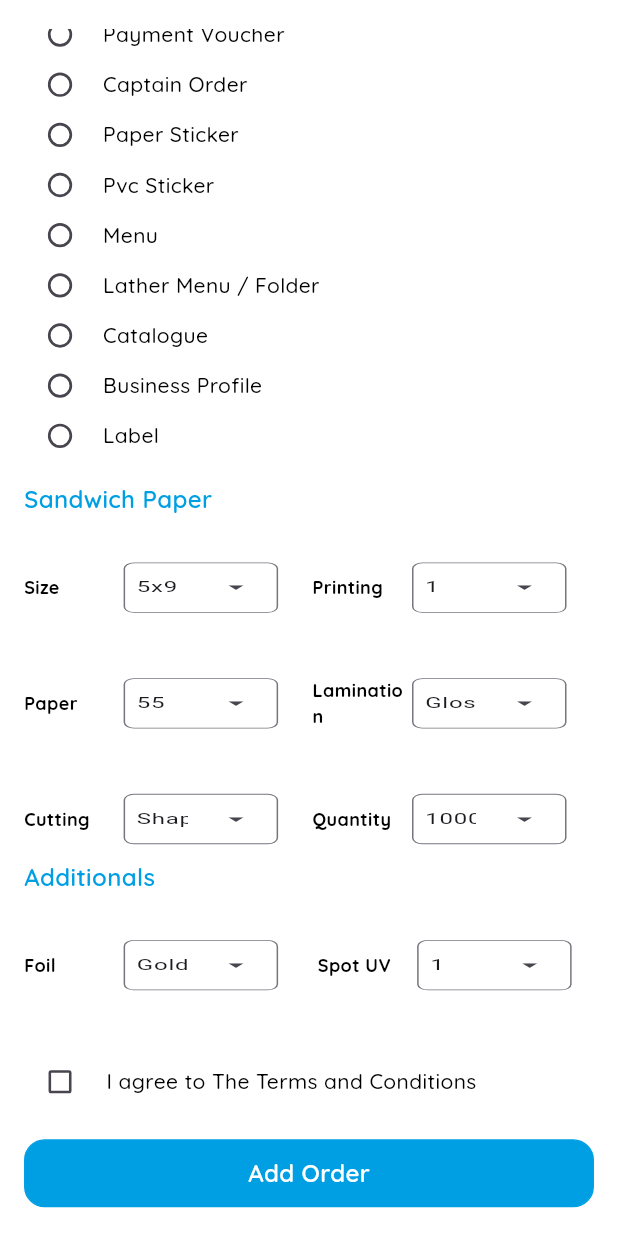
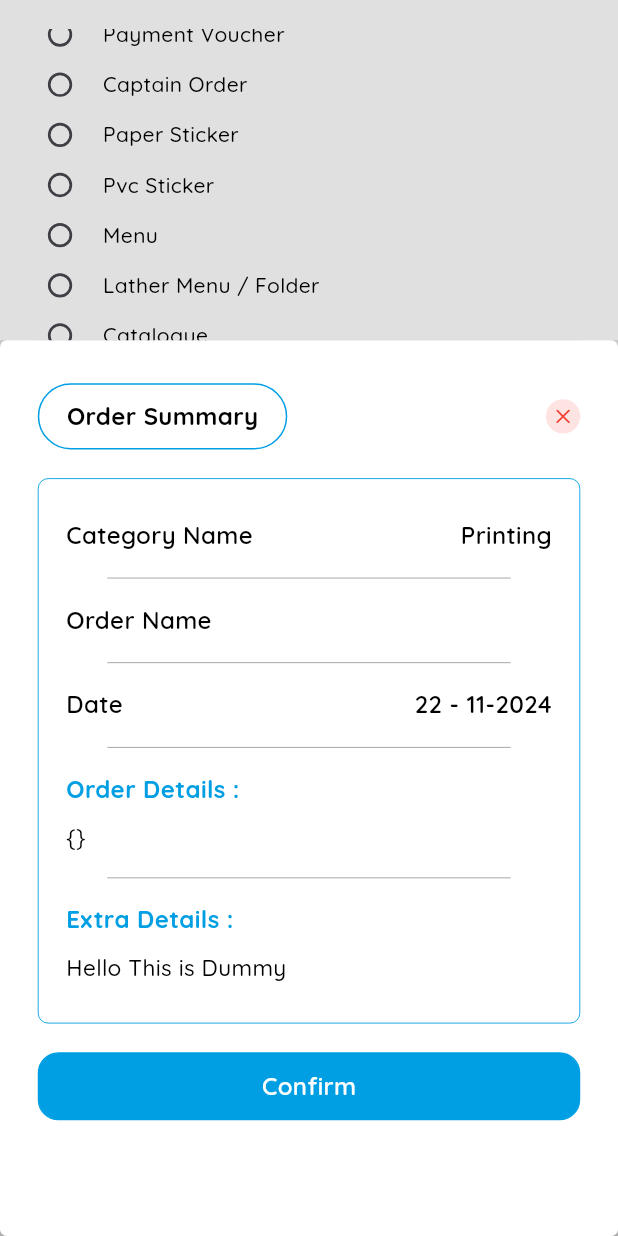
Before and after one commit to MuAshraf811/Supplier, a Flutter app: the DetailedCategoryItemView screen opened directly with empty values, scrolled down 517 dp, after a tap on the "arrow drop down" icon, after a tap on "Add Order", on a phone screen of 412 x 824 dp. Run offline on Flutter 3.47's test engine with Material 3 defaults, Android fonts, the phone set to English and light mode, and no system bars; our stand-ins replace carousel_slider, firebase_auth, firebase_core, flutter_bloc, flutter_screenutil, flutter_svg and 5 more; accounts and stored records are empty.

Commit message:
adding order bottom sheet

```diff
--- a/lib/core/utils/constants/color_consatnts.dart
+++ b/lib/core/utils/constants/color_consatnts.dart
@@ -6,5 +6,7 @@ class ColorConsatnts {
   static const black = Colors.black;
   static const grey = Colors.grey;
   static const lightBlack = Colors.black54;
+    static const red = Colors.red;
+
   static const lightgrey = Color(0xfff7f7f7);
 }
--- /dev/null
+++ b/lib/features/client/home/model/order_model.dart
@@ -0,0 +1,22 @@
+class OrderModel {
+  final String orderCategoryName;
+  final String orderType;
+  final String orderDate;
+  final String orderDetails;
+  final String? orderExtraDescription;
+
+  OrderModel({
+    required this.orderCategoryName,
+    required this.orderType,
+    required this.orderDate,
+    required this.orderDetails,
+     this.orderExtraDescription = " No Extra Details ",
+  });
+
+
+  @override
+  String toString() {
+
+    return "$orderCategoryName - $orderDetails - $orderDate";
+  }
+}
--- a/lib/features/client/home/presentatoin/cubit/cubit/home_page_cubit.dart
+++ b/lib/features/client/home/presentatoin/cubit/cubit/home_page_cubit.dart
@@ -1,3 +1,5 @@
+import 'package:e_printer/features/client/home/model/order_model.dart';
+import 'package:flutter/foundation.dart';
 import 'package:flutter_bloc/flutter_bloc.dart';
 import 'package:flutter/material.dart';
 
@@ -6,11 +8,28 @@ part 'home_page_state.dart';
 
 class HomePageCubit extends Cubit<HomePageState> {
   HomePageCubit() : super(HomePageInitial());
-  String selectedValue = "Sandwich Paper";
+  String selectedValue = "";
   int detailedSectionIndex = 0;
   int selectedValueIndex = 0;
+  Map<String, dynamic> orderdetails = {};
+  String addedOrderName = " Printing";
+  String addedOrderType = "";
+  late OrderModel addedOeder;
   initIndex(int index) {
     detailedSectionIndex = index;
+  }
+
+  void addOrder({String? orderExtraDetails}) {
+    addedOeder = OrderModel(
+        orderCategoryName: addedOrderName,
+        orderType: selectedValue,
+        orderDate:
+            "${DateTime.now().day.toString().padLeft(2, "0")} - ${DateTime.now().month.toString().padLeft(2, "0")}-${DateTime.now().year}",
+        orderDetails: orderdetails.toString(),
+        orderExtraDescription: orderExtraDetails);
+    if (kDebugMode) {
+      print(addedOeder.toString());
+    }
   }
 
   changeDropDownsBasedOnRadio(String choice) {
--- a/lib/features/client/home/presentatoin/screens/detailed_category_item_view.dart
+++ b/lib/features/client/home/presentatoin/screens/detailed_category_item_view.dart
@@ -6,6 +6,7 @@ import 'package:e_printer/core/utils/widgets/app_button.dart';
 import 'package:e_printer/core/utils/widgets/spacers.dart';
 import 'package:e_printer/core/utils/widgets/svg_handler.dart';
 import 'package:e_printer/features/client/home/presentatoin/cubit/cubit/home_page_cubit.dart';
+import 'package:e_printer/features/client/home/presentatoin/widgets/show_order_dialog_confirmation.dart';
 import 'package:flutter/material.dart';
 import 'package:flutter_bloc/flutter_bloc.dart';
 import 'package:flutter_screenutil/flutter_screenutil.dart';
@@ -106,6 +107,9 @@ class DetailedCategoryItemView extends StatelessWidget {
                           final key = entry.key;
                           final value = entry.value;
                           return CustomDropDown(
+                            onSelected: (selectedValue) {
+                              context.read<HomePageCubit>().orderdetails[key]= selectedValue;
+                            },
                             text: key,
                             entries:
                                 value, // Assuming `value` is the list for dropdown
@@ -145,6 +149,9 @@ class DetailedCategoryItemView extends StatelessWidget {
                           final key = entry.key;
                           final value = entry.value;
                           return CustomDropDown(
+                            onSelected: (p0) {
+                               context.read<HomePageCubit>().orderdetails[key]= p0;
+                            },
                             text: key,
                             entries:
                                 value, // Assuming `value` is the list for dropdown
@@ -158,7 +165,19 @@ class DetailedCategoryItemView extends StatelessWidget {
               const VerticalSpacer(space: 12),
               AppButton(
                 text: "Add Order",
-                onTap: () {},
+                onTap: () {
+                  context.read<HomePageCubit>().addOrder(
+
+                  );
+                  showOrderConfirmation(
+                      context: context,
+                      orderCategory: context.read<HomePageCubit>().addedOeder.orderCategoryName,
+                      orderType: context.read<HomePageCubit>().addedOeder.orderType,
+                      extraDetails: "Hello This is Dummy",
+                      orderDate: context.read<HomePageCubit>().addedOeder.orderDate,
+                      details:
+                         context.read<HomePageCubit>().addedOeder.orderDetails);
+                },
                 width: 120,
               ),
               const VerticalSpacer(space: 16),
@@ -174,10 +193,11 @@ class CustomDropDown extends StatelessWidget {
   const CustomDropDown({
     super.key,
     required this.text,
-    required this.entries,
+    required this.entries, required this.onSelected,
   });
   final String text;
   final List entries;
+  final void Function(dynamic)? onSelected;
   @override
   Widget build(BuildContext context) {
     return Row(
@@ -194,6 +214,7 @@ class CustomDropDown extends StatelessWidget {
           scaleY: 0.6,
           child: DropdownMenu(
             width: 90.w,
+            onSelected:onSelected,
             trailingIcon: const Icon(
               Icons.arrow_drop_down,
               size: 24,
@@ -282,7 +303,6 @@ class CustomRadioButton extends StatelessWidget {
               value: value,
               groupValue: groupValue,
               onChanged: onChanged,
-
               activeColor: ColorConsatnts.primary,
             ),
           ),
--- a/lib/features/client/home/presentatoin/widgets/show_order_dialog_confirmation.dart
+++ b/lib/features/client/home/presentatoin/widgets/show_order_dialog_confirmation.dart
@@ -1,42 +1,174 @@
+import 'package:e_printer/core/utils/constants/assets_constants.dart';
 import 'package:e_printer/core/utils/constants/color_consatnts.dart';
 import 'package:e_printer/core/utils/styles/text_styles.dart';
+import 'package:e_printer/core/utils/widgets/app_button.dart';
 import 'package:e_printer/core/utils/widgets/spacers.dart';
+import 'package:e_printer/core/utils/widgets/svg_handler.dart';
 import 'package:flutter/material.dart';
 import 'package:flutter_screenutil/flutter_screenutil.dart';
 
-showOrderConfirmation(
-    {required BuildContext context,
-    required String title,
-    required String date,
-    required String description}) {
-  showDialog(
+showOrderConfirmation({
+  required BuildContext context,
+  required String orderCategory,
+  required String orderType,
+  required String orderDate,
+  required String details,
+  required String extraDetails
+}) {
+  showModalBottomSheet(
     context: context,
-    builder: (context) => Container(
+    isScrollControlled: true,
+    useSafeArea: true,
+    barrierColor: Colors.black12,
+    backgroundColor: Colors.black12,
+    isDismissible: false,
+    useRootNavigator: true,
+    constraints: BoxConstraints(maxHeight: 500.h),
+    builder: (context) => Scaffold(
+      backgroundColor: Colors.black12,
+      body: Container(
+        padding: EdgeInsets.symmetric(horizontal: 22.w, vertical: 24.h),
+        // margin: EdgeInsets.symmetric(horizontal: 16.w, vertical: 24.h),
         decoration: BoxDecoration(
           color: ColorConsatnts.white,
-        borderRadius: BorderRadius.circular(12.r),
+          borderRadius: BorderRadius.circular(
+            4.r,
+          ),
         ),
         child: Column(
+          children: <Widget>[
+            Row(
+              mainAxisAlignment: MainAxisAlignment.spaceBetween,
+              children: [
+                Container(
+                  padding:
+                      EdgeInsets.symmetric(horizontal: 16.w, vertical: 8.h),
+                  decoration: BoxDecoration(
+                      color: ColorConsatnts.white,
+                      border: Border.all(color: ColorConsatnts.primary),
+                      borderRadius: BorderRadius.circular(28.r)),
+                  child: Text(
+                    "Order Summary",
+                    style: applyBoldStyle(
+                        fontSize: 16, fontColor: ColorConsatnts.black),
+                  ),
+                ),
+                InkWell(
+                  onTap: () {
+                    Navigator.pop(context);
+                  },
+                  child: CircleAvatar(
+                    backgroundColor: ColorConsatnts.red.withOpacity(0.15),
+                    radius: 10.w,
+                    child: const SvgHandler(
+                      imagePath: AssetsConstants.wrongIcon,
+                      height: 8,
+                      width: 8,
+                      color: ColorConsatnts.red,
+                    ),
+                  ),
+                ),
+              ],
+            ),
+            Container(
+              padding: EdgeInsets.symmetric(horizontal: 16.w, vertical: 22.h),
+              margin: EdgeInsets.symmetric(vertical: 16.h),
+              decoration: BoxDecoration(
+                color: ColorConsatnts.white,
+                border: Border.all(color: ColorConsatnts.primary, width: 0.5.h),
+                borderRadius: BorderRadius.circular(6.r),
+              ),
+              child: Column(
+                crossAxisAlignment: CrossAxisAlignment.start,
+                children: [
+                  TitleWithValueText(title: "Category Name", value: orderCategory),
+                  const CustomDivider(),
+                  TitleWithValueText(title: "Order Name", value: orderType),
+                  const CustomDivider(),
+                  TitleWithValueText(title: "Date", value: orderDate),
+                  const CustomDivider(),
+                  Text(
+                    "Order Details :",
+                    style: applyBoldStyle(
+                      fontSize: 16,
+                      fontColor: ColorConsatnts.primary,
+                    ),
+                  ),
+                  const VerticalSpacer(space: 8),
+                  Text(
+                    details,
+                    style: applyMediumStyle(
+                      fontSize: 15,
+                      fontColor: ColorConsatnts.black,
+                    ),
+                  ),
+                   const CustomDivider(),
+                    Text(
+                    "Extra Details :",
+                    style: applyBoldStyle(
+                      fontSize: 16,
+                      fontColor: ColorConsatnts.primary,
+                    ),
+                  ),
+                  const VerticalSpacer(space: 8),
+                  Text(
+                    extraDetails,
+                    style: applyMediumStyle(
+                      fontSize: 15,
+                      fontColor: ColorConsatnts.black,
+                    ),
+                  ),
+
+                ],
+              ),
+            ),
+            AppButton(
+                text: "Confirm",
+                onTap: () {
+                  Navigator.pop(context);
+                })
+          ],
+        ),
+      ),
+    ),
+  );
+}
+
+class TitleWithValueText extends StatelessWidget {
+  const TitleWithValueText(
+      {super.key, required this.title, required this.value});
+  final String title;
+  final String value;
+  @override
+  Widget build(BuildContext context) {
+    return Row(
+      mainAxisAlignment: MainAxisAlignment.spaceBetween,
       children: [
         Text(
           title,
           style:
-                applyBoldStyle(fontSize: 16, fontColor: ColorConsatnts.black),
+              applySemiBoldStyle(fontSize: 16, fontColor: ColorConsatnts.black),
         ),
-          const VerticalSpacer(space: 12),
         Text(
-            date,
+          value,
           style:
-                applyMediumStyle(fontSize: 14, fontColor: ColorConsatnts.primary),
-          ),
-          const VerticalSpacer(space: 12),
-           Text(
-            description,
-            style:
-                applyMediumStyle(fontSize: 14, fontColor: ColorConsatnts.primary,),
+              applySemiBoldStyle(fontSize: 16, fontColor: ColorConsatnts.black),
         ),
       ],
-      ),
-    ),
     );
   }
+}
+
+class CustomDivider extends StatelessWidget {
+  const CustomDivider({super.key});
+  @override
+  Widget build(BuildContext context) {
+    return Divider(
+      endIndent: 24.w,
+      indent: 24.w,
+      thickness: 0.5.h,
+      color: ColorConsatnts.grey,
+      height: 28.h,
+    );
+  }
+}
--- a/lib/features/client/settings/presentation/views/profile_view.dart
+++ b/lib/features/client/settings/presentation/views/profile_view.dart
@@ -142,9 +142,12 @@ class LanguageDropDown extends StatelessWidget {
             style:
                 applyBoldStyle(fontSize: 15, fontColor: ColorConsatnts.black),
           ),
-          const CustomDropDown(
+           CustomDropDown(
+            onSelected: (p0) {
+
+            },
             text: "",
-            entries: [
+            entries:const [
               "En",
               "Ar",
             ],
--- a/lib/features/supplier/settings/presentation/views/profile_view.dart
+++ b/lib/features/supplier/settings/presentation/views/profile_view.dart
@@ -141,9 +141,12 @@ class LanguageDropDown extends StatelessWidget {
             style:
                 applyBoldStyle(fontSize: 15, fontColor: ColorConsatnts.black),
           ),
-          const CustomDropDown(
+           CustomDropDown(
+            onSelected: (p0) {
+
+            },
             text: "",
-            entries: [
+            entries: const [
               "English",
               "Arabic",
             ],
```
Also changed, not shown: lib/features/client/home/presentatoin/widgets/additional_drop_downs.dart (added), lib/features/client/home/presentatoin/widgets/category_item_radio_groups.dart (added), lib/features/client/home/presentatoin/widgets/custom_check.dart (added), lib/features/client/home/presentatoin/widgets/custom_drop_down.dart (added), lib/features/client/home/presentatoin/widgets/custom_radio_button.dart (added), lib/features/client/home/presentatoin/widgets/detailed_screen_order_button.dart (added), lib/features/client/home/presentatoin/widgets/main_drop_downs.dart (added). Lines whose indentation alone changed are shown as unchanged.
